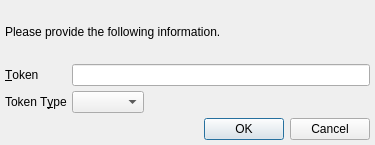
First picture: the form in UI/adaptiveechoprompt.ui, repository xloem/spot-on-svn, before the edit.
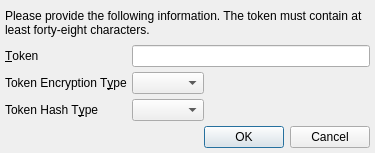
Second picture: the form after the edit. Icons and pictures are not drawn.

Diff of the .ui file:
```diff
--- a/UI/adaptiveechoprompt.ui
+++ b/UI/adaptiveechoprompt.ui
@@ -7,7 +7,7 @@
     <x>0</x>
     <y>0</y>
     <width>375</width>
-    <height>145</height>
+    <height>153</height>
    </rect>
   </property>
   <property name="windowIcon">
@@ -24,7 +24,10 @@
    <item>
     <widget class="QLabel" name="message">
      <property name="text">
-      <string>Please provide the following information.</string>
+      <string>Please provide the following information. The token must contain at least forty-eight characters.</string>
+     </property>
+     <property name="wordWrap">
+      <bool>true</bool>
      </property>
     </widget>
    </item>
@@ -49,7 +52,7 @@
      <item row="1" column="0">
       <widget class="QLabel" name="label_2">
        <property name="text">
-        <string>Token T&amp;ype</string>
+        <string>Token Encryption T&amp;ype</string>
        </property>
        <property name="buddy">
         <cstring>token_type</cstring>
@@ -76,6 +79,36 @@
        </item>
       </layout>
      </item>
+     <item row="2" column="0">
+      <widget class="QLabel" name="label_3">
+       <property name="text">
+        <string>Token Hash T&amp;ype</string>
+       </property>
+       <property name="buddy">
+        <cstring>token_h_type</cstring>
+       </property>
+      </widget>
+     </item>
+     <item row="2" column="1">
+      <layout class="QHBoxLayout" name="horizontalLayout_2">
+       <item>
+        <widget class="QComboBox" name="token_h_type"/>
+       </item>
+       <item>
+        <spacer name="horizontalSpacer_2">
+         <property name="orientation">
+          <enum>Qt::Horizontal</enum>
+         </property>
+         <property name="sizeHint" stdset="0">
+          <size>
+           <width>40</width>
+           <height>20</height>
+          </size>
+         </property>
+        </spacer>
+       </item>
+      </layout>
+     </item>
     </layout>
    </item>
    <item>
```
Left out of the diff: 7 changed lines with no effect on the pictures.
